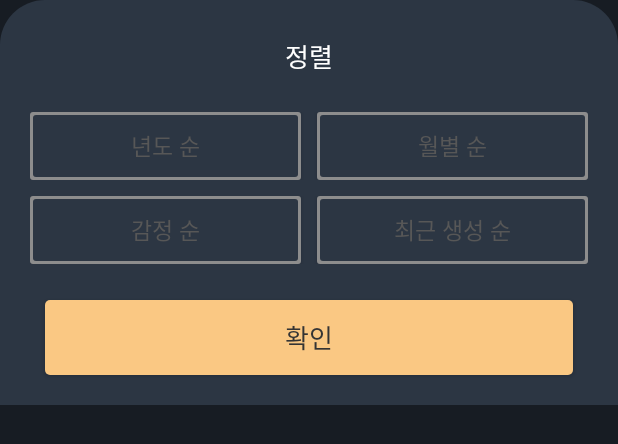
After one commit to Friend-for-Modern-people/FRIMO, an Android app: the layout view_popup_sort.xml on its own in the app's theme, with its tools: preview values and no code run, on a phone screen of 412 x 824 dp. The commit adds this screen. Shown: the top 444 px of the screen. Run offline under Robolectric (Android 15) with nearby library versions, the phone set to English and light mode, and no system bars.

Commit message:
Implement view popup sort

```diff
--- /dev/null
+++ b/app/src/main/res/drawable/shape_border_button.xml
@@ -0,0 +1,5 @@
+<?xml version="1.0" encoding="utf-8"?>
+<selector xmlns:android="http://schemas.android.com/apk/res/android">
+    <item android:drawable="@drawable/shape_border_button_pressed" android:state_pressed="true" />
+    <item android:drawable="@drawable/shape_border_button_unpressed" android:state_pressed="false" />
+</selector>
--- /dev/null
+++ b/app/src/main/res/drawable/shape_border_button_pressed.xml
@@ -0,0 +1,28 @@
+<?xml version="1.0" encoding="utf-8"?>
+<layer-list xmlns:android="http://schemas.android.com/apk/res/android">
+    <item>
+        <shape android:shape="rectangle">
+            <solid android:color="@color/skin" />
+            <corners
+                android:bottomLeftRadius="2dp"
+                android:bottomRightRadius="2dp"
+                android:topLeftRadius="2dp"
+                android:topRightRadius="2dp" />
+        </shape>
+    </item>
+
+    <item
+        android:bottom="2dp"
+        android:left="2dp"
+        android:right="2dp"
+        android:top="2dp">
+        <shape android:shape="rectangle">
+            <solid android:color="@color/gray3" />
+            <corners
+                android:bottomLeftRadius="2dp"
+                android:bottomRightRadius="2dp"
+                android:topLeftRadius="2dp"
+                android:topRightRadius="2dp" />
+        </shape>
+    </item>
+</layer-list>
--- /dev/null
+++ b/app/src/main/res/drawable/shape_border_button_unpressed.xml
@@ -0,0 +1,28 @@
+<?xml version="1.0" encoding="utf-8"?>
+<layer-list xmlns:android="http://schemas.android.com/apk/res/android">
+    <item>
+        <shape android:shape="rectangle">
+            <solid android:color="@color/gray5" />
+            <corners
+                android:bottomLeftRadius="2dp"
+                android:bottomRightRadius="2dp"
+                android:topLeftRadius="2dp"
+                android:topRightRadius="2dp" />
+        </shape>
+    </item>
+
+    <item
+        android:bottom="2dp"
+        android:left="2dp"
+        android:right="2dp"
+        android:top="2dp">
+        <shape android:shape="rectangle">
+            <solid android:color="@color/gray3" />
+            <corners
+                android:bottomLeftRadius="2dp"
+                android:bottomRightRadius="2dp"
+                android:topLeftRadius="2dp"
+                android:topRightRadius="2dp" />
+        </shape>
+    </item>
+</layer-list>
--- a/app/src/main/res/drawable/shape_kakao_login.xml
+++ /dev/null
@@ -1,13 +0,0 @@
-<?xml version="1.0" encoding="utf-8"?>
-<layer-list xmlns:android="http://schemas.android.com/apk/res/android">
-    <item>
-        <shape android:shape="rectangle">
-            <solid android:color="@color/yellow1" />
-            <corners
-                android:bottomLeftRadius="3dp"
-                android:bottomRightRadius="3dp"
-                android:topLeftRadius="3dp"
-                android:topRightRadius="3dp" />
-        </shape>
-    </item>
-</layer-list>
--- a/app/src/main/res/layout/activity_login.xml
+++ b/app/src/main/res/layout/activity_login.xml
@@ -40,7 +40,8 @@
         android:layout_height="60dp"
         android:layout_marginTop="80dp"
         android:layout_marginHorizontal="30dp"
-        android:background="@drawable/shape_kakao_login"
+        android:background="@drawable/shape_border_button_pressed"
+        android:backgroundTint="@color/yellow1"
         android:text="카카오톡으로 시작하기"
         android:textColor="@color/gray4"
         android:textSize="15dp"
--- /dev/null
+++ b/app/src/main/res/layout/view_popup_sort.xml
@@ -0,0 +1,107 @@
+<?xml version="1.0" encoding="utf-8"?>
+<androidx.constraintlayout.widget.ConstraintLayout xmlns:android="http://schemas.android.com/apk/res/android"
+    xmlns:app="http://schemas.android.com/apk/res-auto"
+    xmlns:tools="http://schemas.android.com/tools"
+    android:layout_width="match_parent"
+    android:layout_height="270dp"
+    android:background="@drawable/shape_view_send_data">
+
+    <TextView
+        android:id="@+id/textView"
+        android:layout_width="wrap_content"
+        android:layout_height="wrap_content"
+        android:text="정렬"
+        android:textColor="@color/white"
+        android:textSize="17dp"
+        app:layout_constraintBottom_toTopOf="@id/filter"
+        app:layout_constraintEnd_toEndOf="parent"
+        app:layout_constraintHorizontal_bias="0.5"
+        app:layout_constraintStart_toStartOf="parent"
+        app:layout_constraintTop_toTopOf="parent" />
+
+    <LinearLayout
+        android:id="@+id/filter"
+        android:layout_width="match_parent"
+        android:layout_height="wrap_content"
+        android:orientation="vertical"
+        app:layout_constraintBottom_toTopOf="@+id/button_apply"
+        app:layout_constraintTop_toBottomOf="@+id/textView"
+        app:layout_constraintVertical_bias="0.5">
+
+        <LinearLayout
+            android:layout_width="match_parent"
+            android:layout_height="wrap_content"
+            android:layout_marginHorizontal="20dp"
+            android:layout_marginBottom="5dp"
+            android:orientation="horizontal">
+
+            <Button
+                android:layout_width="match_parent"
+                android:layout_height="45dp"
+                android:layout_marginEnd="5dp"
+                android:layout_weight="1"
+                android:background="@drawable/shape_border_button"
+                android:text="년도 순"
+                android:textColor="@color/gray6"
+                android:textSize="15dp" />
+
+            <Button
+                android:layout_width="match_parent"
+                android:layout_height="45dp"
+                android:layout_marginStart="5dp"
+                android:layout_weight="1"
+                android:background="@drawable/shape_border_button"
+                android:text="월별 순"
+                android:textColor="@color/gray6"
+                android:textSize="15dp" />
+
+        </LinearLayout>
+
+        <LinearLayout
+            android:layout_width="match_parent"
+            android:layout_height="wrap_content"
+            android:layout_marginHorizontal="20dp"
+            android:layout_marginTop="5dp"
+            android:orientation="horizontal">
+
+            <Button
+                android:layout_width="match_parent"
+                android:layout_height="45dp"
+                android:layout_marginEnd="5dp"
+                android:layout_weight="1"
+                android:background="@drawable/shape_border_button"
+                android:text="감정 순"
+                android:textColor="@color/gray6"
+                android:textSize="15dp" />
+
+            <Button
+                android:layout_width="match_parent"
+                android:layout_height="45dp"
+                android:layout_marginStart="5dp"
+                android:layout_weight="1"
+                android:background="@drawable/shape_border_button"
+                android:text="최근 생성 순"
+                android:textColor="@color/gray6"
+                android:textSize="15dp" />
+
+        </LinearLayout>
+
+    </LinearLayout>
+
+    <Button
+        android:id="@+id/button_apply"
+        android:layout_width="match_parent"
+        android:layout_height="50dp"
+        android:layout_marginHorizontal="30dp"
+        android:layout_marginBottom="20dp"
+        android:background="@drawable/shape_button"
+        android:text="확인"
+        android:textColor="@color/gray4"
+        android:textSize="17dp"
+        app:layout_constraintBottom_toBottomOf="parent"
+        app:layout_constraintEnd_toEndOf="parent"
+        app:layout_constraintHorizontal_bias="0.5"
+        app:layout_constraintStart_toStartOf="parent"
+        tools:ignore="HardcodedText" />
+
+</androidx.constraintlayout.widget.ConstraintLayout>
```
